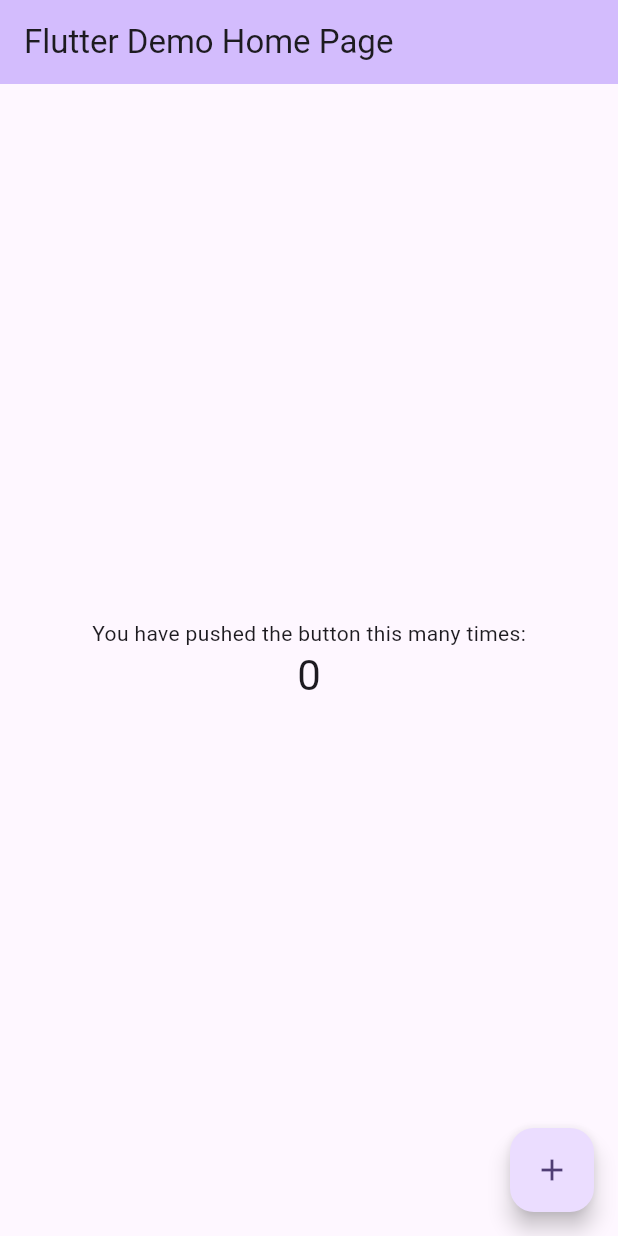
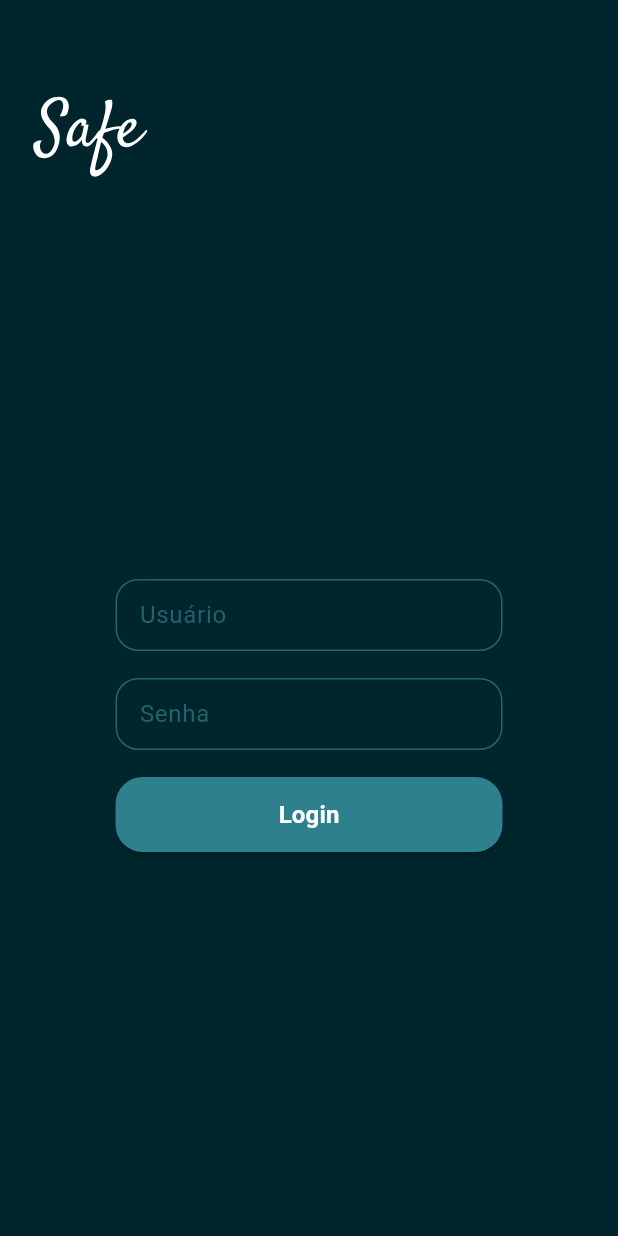
Before and after one commit to gabrielam0ura/safe, a Flutter app: the screen it shows after launch, on a phone screen of 412 x 824 dp. Run offline on Flutter 3.47's test engine with Material 3 defaults, Android fonts, the phone set to English and light mode, and no system bars; our stand-ins replace flutter_svg.

Commit message:
feat: primeira versão do login

```diff
--- /dev/null
+++ b/lib/login.dart
@@ -0,0 +1,148 @@
+import 'package:flutter/material.dart';
+import 'home.dart';
+import 'styles.dart';
+import 'widgets/safe_logo.dart';
+import 'utils/notifier.dart';
+
+class Login extends StatefulWidget {
+  @override
+  _LoginState createState() => _LoginState();
+}
+
+class _LoginState extends State<Login> {
+  final _formKey = GlobalKey<FormState>();
+  final _usernameController = TextEditingController();
+  final _passwordController = TextEditingController();
+
+  bool _userError = false;
+  bool _passwordError = false;
+  String? _errorMessage;
+
+  void _tryLogin() {
+    final isEmptyUser = _usernameController.text.isEmpty;
+    final isEmptyPass = _passwordController.text.isEmpty;
+
+    if (isEmptyUser || isEmptyPass) {
+      showErrorNotification(context, 'Preencha todos os campos.');
+      return;
+    }
+
+    if (_usernameController.text == correctUsername &&
+        _passwordController.text == correctPassword) {
+      Navigator.pushReplacement(
+        context,
+        MaterialPageRoute(builder: (_) => Home()),
+      );
+    } else {
+      showErrorNotification(context, 'Usuário ou senha incorretos.');
+    }
+  }
+
+  @override
+  void dispose() {
+    _usernameController.dispose();
+    _passwordController.dispose();
+    super.dispose();
+  }
+
+  InputDecoration _inputDecoration(String hint, bool isError) {
+    return inputDecoration.copyWith(
+      hintText: hint,
+      enabledBorder: OutlineInputBorder(
+        borderRadius: const BorderRadius.all(Radius.circular(15)),
+        borderSide: BorderSide(color: isError ? Colors.redAccent : inputBorderColor),
+      ),
+      focusedBorder: OutlineInputBorder(
+        borderRadius: const BorderRadius.all(Radius.circular(15)),
+        borderSide: BorderSide(color: isError ? Colors.redAccent : inputBorderColor, width: 2),
+      ),
+    );
+  }
+
+  @override
+  Widget build(BuildContext context) {
+    return Scaffold(
+      backgroundColor: backgroundColor,
+      appBar: AppBar(
+        backgroundColor: backgroundColor,
+        elevation: 0,
+        toolbarHeight: 130,
+        titleSpacing: 0,
+        title: const Padding(
+          padding: EdgeInsets.only(left: 21, top: 51),
+          child: SafeLogo(),
+        ),
+      ),
+      body: Center(
+        child: SingleChildScrollView(
+          child: SizedBox(
+            width: 258,
+            child: Form(
+              key: _formKey,
+              child: Column(
+                mainAxisSize: MainAxisSize.min,
+                children: [
+                  SizedBox(
+                    height: 50,
+                    child: TextFormField(
+                      controller: _usernameController,
+                      style: const TextStyle(color: Colors.white),
+                      decoration: _inputDecoration('Usuário', _userError),
+                      onChanged: (_) {
+                        if (_userError) setState(() => _userError = false);
+                      },
+                    ),
+                  ),
+                  const SizedBox(height: 16),
+                  SizedBox(
+                    height: 50,
+                    child: TextFormField(
+                      controller: _passwordController,
+                      obscureText: true,
+                      style: const TextStyle(color: Colors.white),
+                      decoration: _inputDecoration('Senha', _passwordError),
+                      onChanged: (_) {
+                        if (_passwordError) setState(() => _passwordError = false);
+                      },
+                    ),
+                  ),
+                  const SizedBox(height: 16),
+                  if (_errorMessage != null)
+                    Padding(
+                      padding: const EdgeInsets.only(bottom: 8),
+                      child: Text(
+                        _errorMessage!,
+                        style: const TextStyle(color: Colors.redAccent, fontSize: 13),
+                        textAlign: TextAlign.center,
+                      ),
+                    ),
+                  SizedBox(
+                    width: 258,
+                    height: 50,
+                    child: ElevatedButton(
+                      style: ElevatedButton.styleFrom(
+                        backgroundColor: buttonColor,
+                        shape: RoundedRectangleBorder(
+                          borderRadius: BorderRadius.circular(18),
+                        ),
+                      ),
+                      onPressed: _tryLogin,
+                      child: const Text(
+                        'Login',
+                        style: TextStyle(
+                          color: buttonTextColor,
+                          fontSize: 16,
+                          fontWeight: FontWeight.bold,
+                        ),
+                      ),
+                    ),
+                  ),
+                ],
+              ),
+            ),
+          ),
+        ),
+      ),
+    );
+  }
+}
--- a/lib/main.dart
+++ b/lib/main.dart
@@ -1,4 +1,6 @@
 import 'package:flutter/material.dart';
+import 'login.dart';
+import 'styles.dart';
 
 void main() {
   runApp(const MyApp());
@@ -7,116 +9,16 @@ void main() {
 class MyApp extends StatelessWidget {
   const MyApp({super.key});
 
-  // This widget is the root of your application.
   @override
   Widget build(BuildContext context) {
     return MaterialApp(
-      title: 'Flutter Demo',
+      title: 'Diário Pessoal',
       theme: ThemeData(
-        // This is the theme of your application.
-        //
-        // TRY THIS: Try running your application with "flutter run". You'll see
-        // the application has a purple toolbar. Then, without quitting the app,
-        // try changing the seedColor in the colorScheme below to Colors.green
-        // and then invoke "hot reload" (save your changes or press the "hot
-        // reload" button in a Flutter-supported IDE, or press "r" if you used
-        // the command line to start the app).
-        //
-        // Notice that the counter didn't reset back to zero; the application
-        // state is not lost during the reload. To reset the state, use hot
-        // restart instead.
-        //
-        // This works for code too, not just values: Most code changes can be
-        // tested with just a hot reload.
-        colorScheme: ColorScheme.fromSeed(seedColor: Colors.deepPurple),
+        primaryColor: backgroundColor,
+        scaffoldBackgroundColor: backgroundColor,
+        useMaterial3: true,
       ),
-      home: const MyHomePage(title: 'Flutter Demo Home Page'),
+      home: Login(),
     );
   }
 }
-
-class MyHomePage extends StatefulWidget {
-  const MyHomePage({super.key, required this.title});
-
-  // This widget is the home page of your application. It is stateful, meaning
-  // that it has a State object (defined below) that contains fields that affect
-  // how it looks.
-
-  // This class is the configuration for the state. It holds the values (in this
-  // case the title) provided by the parent (in this case the App widget) and
-  // used by the build method of the State. Fields in a Widget subclass are
-  // always marked "final".
-
-  final String title;
-
-  @override
-  State<MyHomePage> createState() => _MyHomePageState();
-}
-
-class _MyHomePageState extends State<MyHomePage> {
-  int _counter = 0;
-
-  void _incrementCounter() {
-    setState(() {
-      // This call to setState tells the Flutter framework that something has
-      // changed in this State, which causes it to rerun the build method below
-      // so that the display can reflect the updated values. If we changed
-      // _counter without calling setState(), then the build method would not be
-      // called again, and so nothing would appear to happen.
-      _counter++;
-    });
-  }
-
-  @override
-  Widget build(BuildContext context) {
-    // This method is rerun every time setState is called, for instance as done
-    // by the _incrementCounter method above.
-    //
-    // The Flutter framework has been optimized to make rerunning build methods
-    // fast, so that you can just rebuild anything that needs updating rather
-    // than having to individually change instances of widgets.
-    return Scaffold(
-      appBar: AppBar(
-        // TRY THIS: Try changing the color here to a specific color (to
-        // Colors.amber, perhaps?) and trigger a hot reload to see the AppBar
-        // change color while the other colors stay the same.
-        backgroundColor: Theme.of(context).colorScheme.inversePrimary,
-        // Here we take the value from the MyHomePage object that was created by
-        // the App.build method, and use it to set our appbar title.
-        title: Text(widget.title),
-      ),
-      body: Center(
-        // Center is a layout widget. It takes a single child and positions it
-        // in the middle of the parent.
-        child: Column(
-          // Column is also a layout widget. It takes a list of children and
-          // arranges them vertically. By default, it sizes itself to fit its
-          // children horizontally, and tries to be as tall as its parent.
-          //
-          // Column has various properties to control how it sizes itself and
-          // how it positions its children. Here we use mainAxisAlignment to
-          // center the children vertically; the main axis here is the vertical
-          // axis because Columns are vertical (the cross axis would be
-          // horizontal).
-          //
-          // TRY THIS: Invoke "debug painting" (choose the "Toggle Debug Paint"
-          // action in the IDE, or press "p" in the console), to see the
-          // wireframe for each widget.
-          mainAxisAlignment: MainAxisAlignment.center,
-          children: <Widget>[
-            const Text('You have pushed the button this many times:'),
-            Text(
-              '$_counter',
-              style: Theme.of(context).textTheme.headlineMedium,
-            ),
-          ],
-        ),
-      ),
-      floatingActionButton: FloatingActionButton(
-        onPressed: _incrementCounter,
-        tooltip: 'Increment',
-        child: const Icon(Icons.add),
-      ), // This trailing comma makes auto-formatting nicer for build methods.
-    );
-  }
-}
--- /dev/null
+++ b/lib/styles.dart
@@ -0,0 +1,31 @@
+import 'package:flutter/material.dart';
+
+const backgroundColor = Color(0xFF00252D);
+const inputBorderColor = Color(0xFF23636C);
+const buttonColor = Color(0xFF2E808C);
+const buttonTextColor = Colors.white;
+
+final InputDecoration inputDecoration = InputDecoration(
+  hintStyle: TextStyle(color: inputBorderColor),
+  enabledBorder: OutlineInputBorder(
+    borderRadius: BorderRadius.all(Radius.circular(15)),
+    borderSide: BorderSide(color: inputBorderColor),
+  ),
+  focusedBorder: OutlineInputBorder(
+    borderRadius: BorderRadius.all(Radius.circular(15)),
+    borderSide: BorderSide(color: inputBorderColor, width: 2),
+  ),
+  errorBorder: OutlineInputBorder(
+    borderRadius: BorderRadius.all(Radius.circular(15)),
+    borderSide: BorderSide(color: inputBorderColor),
+  ),
+  focusedErrorBorder: OutlineInputBorder(
+    borderRadius: BorderRadius.all(Radius.circular(15)),
+    borderSide: BorderSide(color: inputBorderColor, width: 2),
+  ),
+  contentPadding: EdgeInsets.symmetric(horizontal: 12, vertical: 0),
+  errorStyle: TextStyle(height: 0),
+);
+
+const correctUsername = 'gabrielam0ura';
+const correctPassword = 'gabriela123';
--- /dev/null
+++ b/lib/widgets/safe_logo.dart
@@ -0,0 +1,15 @@
+import 'package:flutter/material.dart';
+import 'package:flutter_svg/flutter_svg.dart';
+
+class SafeLogo extends StatelessWidget {
+  const SafeLogo({super.key});
+
+  @override
+  Widget build(BuildContext context) {
+    return SvgPicture.asset(
+      'assets/Safe.svg',
+      width: 78,
+      height: 58,
+    );
+  }
+}
```
Also changed, not shown: lib/home.dart (added, +39 -0 lines), lib/utils/notifier.dart (added, +24 -0 lines), lib/widgets/safe_app_bar.dart (added, +23 -0 lines), pubspec.yaml (+4 -68 lines), assets/Safe.svg (added), pubspec.lock.
